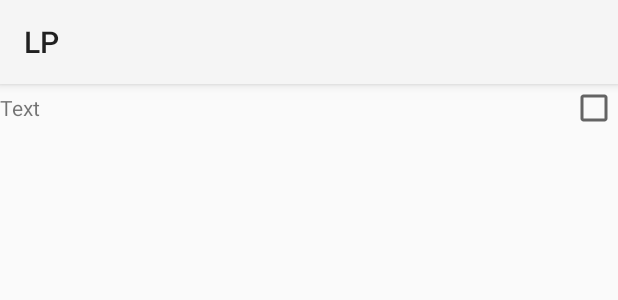
After one commit to KnIfER/wangyi-Lyric-Parser, an Android app: the layout list_item.xml on its own in the app's theme, with its tools: preview values and no code run, on a phone screen of 412 x 824 dp. The commit adds this screen. Shown: the top 300 px of the screen. Run offline under Robolectric (Android 15) with nearby library versions, the phone set to English and light mode, and no system bars.

Commit message:
update layout，better ui logic

```diff
--- /dev/null
+++ b/src/main/res/layout/list_item.xml
@@ -0,0 +1,23 @@
+<?xml version="1.0" encoding="utf-8"?>
+<RelativeLayout
+	xmlns:android="http://schemas.android.com/apk/res/android"
+	android:layout_width="match_parent"
+	android:layout_height="wrap_content"
+	android:orientation="horizontal">
+
+	<TextView
+		android:layout_height="wrap_content"
+		android:layout_width="wrap_content"
+		android:text="Text"
+		android:layout_centerVertical="true"
+		android:id="@+id/text"/>
+
+	<CheckBox
+		android:layout_height="wrap_content"
+		android:layout_width="wrap_content"
+		android:layout_gravity="left"
+		android:layout_alignParentEnd="true"
+		android:layout_centerVertical="true"
+		android:id="@+id/check"/>
+
+</RelativeLayout>
```
Also changed, not shown: src/main/java/com/mycompany/myapp2/MainActivity.java (+54 -13 lines), src/main/res/layout/main.xml (+9 -0 lines), src/main/res/layout/option_layout.xml (+2 -5 lines), 119 other files.
